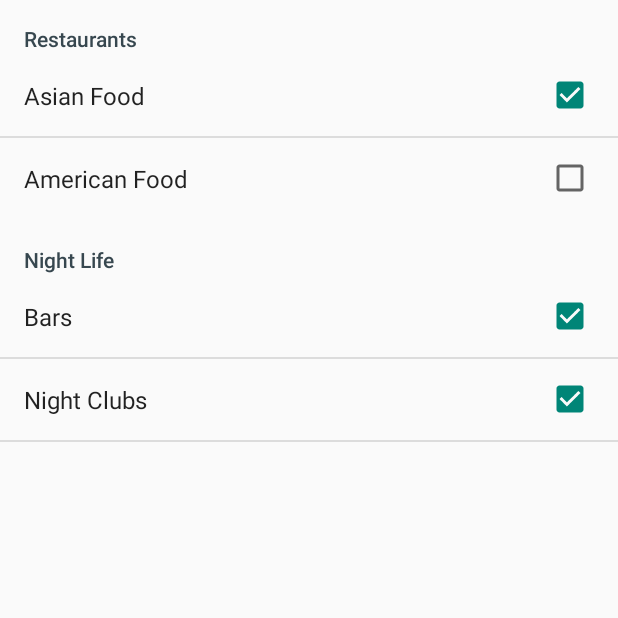
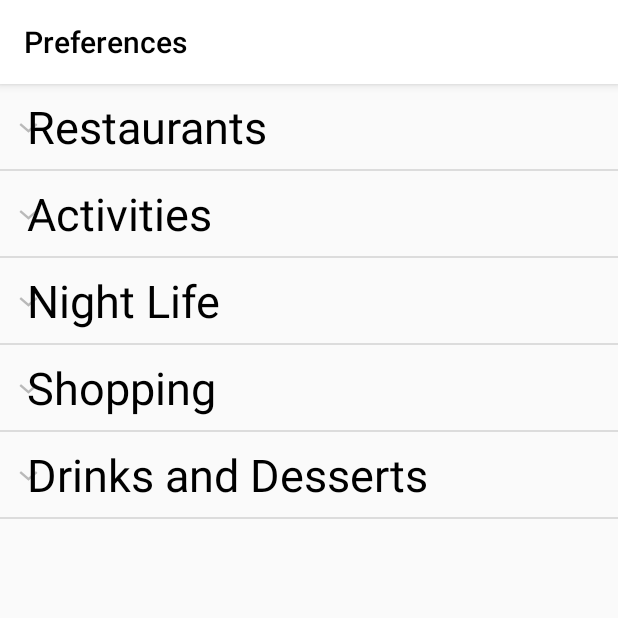
Before and after one commit to tranbenny/Day-Planner-Android-App, an Android app: the SettingsActivity screen opened directly, with no data from a screen before it, on a phone screen of 412 x 824 dp, the top half of it. Run offline under Robolectric (Android 15) with nearby library versions, the phone set to English and light mode, and no system bars.

Commit message:
created layout for preferences page

```diff
--- /dev/null
+++ b/app/src/main/java/com/example/bennytran/yelpagendabuilder/SettingsScreen/ExpandableListAdapter.java
@@ -0,0 +1,107 @@
+package com.example.bennytran.yelpagendabuilder.SettingsScreen;
+
+
+import android.content.Context;
+import android.text.Layout;
+import android.util.Log;
+import android.view.LayoutInflater;
+import android.view.View;
+import android.view.ViewGroup;
+import android.widget.BaseExpandableListAdapter;
+import android.widget.TextView;
+
+import com.example.bennytran.yelpagendabuilder.R;
+
+import java.util.HashMap;
+import java.util.List;
+
+public class ExpandableListAdapter extends BaseExpandableListAdapter {
+
+    private static final String LOG_TAG = "SETTINGS LIST ADAPTER";
+
+    private Context mContext;
+    private List<String> mListDataHeader;
+    private HashMap<String, List<String>> mListDataChild;
+
+
+    public ExpandableListAdapter(Context context, List<String> listDataHeader, HashMap<String, List<String>> listChildData) {
+        this.mContext = context;
+        this.mListDataHeader = listDataHeader;
+        this.mListDataChild = listChildData;
+    }
+
+
+    @Override
+    public int getGroupCount() {
+        return this.mListDataHeader.size();
+    }
+
+    @Override
+    public int getChildrenCount(int groupPosition) {
+        return this.mListDataChild.get(this.mListDataHeader.get(groupPosition)).size();
+    }
+
+    @Override
+    public Object getGroup(int groupPosition) {
+        return this.mListDataHeader.get(groupPosition);
+    }
+
+    @Override
+    public Object getChild(int groupPosition, int childPosition) {
+        return this.mListDataChild.get(this.mListDataHeader.get(groupPosition)).get(childPosition);
+    }
+
+    @Override
+    public long getGroupId(int groupPosition) {
+        return groupPosition;
+    }
+
+    @Override
+    public long getChildId(int groupPosition, int childPosition) {
+        return childPosition;
+    }
+
+    @Override
+    public boolean hasStableIds() {
+        return false;
+    }
+
+    @Override
+    public View getGroupView(int groupPosition, boolean isExpanded, View convertView, ViewGroup parent) {
+
+        String headerTitle = (String) getGroup(groupPosition);
+        if (convertView == null) {
+            LayoutInflater inflater = (LayoutInflater) this.mContext.getSystemService(Context.LAYOUT_INFLATER_SERVICE);
+            convertView = inflater.inflate(R.layout.preferences_list_group, null);
+        }
+
+        TextView tvListHeader = (TextView) convertView.findViewById(R.id.tvListHeader);
+        tvListHeader.setText(headerTitle);
+
+        return convertView;
+
+    }
+
+    @Override
+    public View getChildView(int groupPosition, int childPosition, boolean isLastChild, View convertView, ViewGroup parent) {
+
+        String childText = (String) getChild(groupPosition, childPosition);
+        Log.i(LOG_TAG, childText);
+
+
+        if (convertView == null) {
+            LayoutInflater inflater = (LayoutInflater) this.mContext.getSystemService(Context.LAYOUT_INFLATER_SERVICE);
+            convertView = inflater.inflate(R.layout.preferences_list_item, null);
+        }
+        TextView txtListChild = (TextView) convertView.findViewById(R.id.tvPreferenceListItem);
+        txtListChild.setText(childText);
+
+        return convertView;
+
+    }
+
+    @Override
+    public boolean isChildSelectable(int groupPosition, int childPosition) {
+        return true;
+    }
+}
--- a/app/src/main/java/com/example/bennytran/yelpagendabuilder/SettingsScreen/SettingsActivity.java
+++ b/app/src/main/java/com/example/bennytran/yelpagendabuilder/SettingsScreen/SettingsActivity.java
@@ -22,16 +22,23 @@ required:
 
 import android.support.v7.app.AppCompatActivity;
 import android.os.Bundle;
+import android.support.v7.widget.Toolbar;
+
+import com.example.bennytran.yelpagendabuilder.R;
 
 public class SettingsActivity extends AppCompatActivity {
     @Override
     protected void onCreate(Bundle savedInstanceState) {
         super.onCreate(savedInstanceState);
+        setContentView(R.layout.activity_settings);
 
-        getFragmentManager().beginTransaction().replace(android.R.id.content, new SettingsFragment())
-                .commit();
+        Toolbar myToolbar = (Toolbar) findViewById(R.id.toolbar);
+        setSupportActionBar(myToolbar);
+        getSupportActionBar().setTitle("Preferences");
 
 
+        getFragmentManager().beginTransaction().replace(R.id.settingsContainer, new SettingsFragment())
+                .commit();
     }
 
 }
--- a/app/src/main/java/com/example/bennytran/yelpagendabuilder/SettingsScreen/SettingsFragment.java
+++ b/app/src/main/java/com/example/bennytran/yelpagendabuilder/SettingsScreen/SettingsFragment.java
@@ -1,14 +1,21 @@
 package com.example.bennytran.yelpagendabuilder.SettingsScreen;
+import android.app.Fragment;
 import android.content.Context;
 import android.net.Uri;
 import android.os.Bundle;
 import android.preference.PreferenceFragment;
-import android.support.v4.app.Fragment;
+// import android.support.v4.app.Fragment;
 import android.view.LayoutInflater;
 import android.view.View;
 import android.view.ViewGroup;
+import android.widget.ExpandableListView;
 
 import com.example.bennytran.yelpagendabuilder.R;
+
+import java.util.ArrayList;
+import java.util.Arrays;
+import java.util.HashMap;
+import java.util.List;
 
 /*
 User Preferences to add:
@@ -26,26 +33,74 @@ User:
 
 
 
-public class SettingsFragment extends PreferenceFragment {
+public class SettingsFragment extends Fragment {
 
-    public SettingsFragment() {
-        // Required empty public constructor
-    }
+
+    ExpandableListAdapter adapter;
+    ExpandableListView mListView;
+
+    List<String> listDataHeader;
+    HashMap<String, List<String>> listDataChild;
+
+
+    public SettingsFragment() {}
 
 
     @Override
     public void onCreate(Bundle savedInstanceState) {
         super.onCreate(savedInstanceState);
-        addPreferencesFromResource(R.xml.preferences);
     }
 
-    /*
+
     @Override
     public View onCreateView(LayoutInflater inflater, ViewGroup container,
                              Bundle savedInstanceState) {
         // Inflate the layout for this fragment
-        return inflater.inflate(R.layout.fragment_settings, container, false);
-    }*/
+        View view = inflater.inflate(R.layout.fragment_settings, container, false);
+
+        mListView = (ExpandableListView) view.findViewById(R.id.lvPreferencesGroups);
+        prepareListData();
+        adapter = new ExpandableListAdapter(getActivity(), listDataHeader, listDataChild);
+        mListView.setAdapter(adapter);
+
+        return view;
+    }
+
+    private void prepareListData() {
+        listDataHeader = new ArrayList<String>();
+        listDataChild = new HashMap<String, List<String>>();
+
+
+        listDataHeader.add("Restaurants");
+        listDataHeader.add("Activities");
+        listDataHeader.add("Night Life");
+        listDataHeader.add("Shopping");
+        listDataHeader.add("Drinks and Desserts");
+
+        ArrayList<String> restaurantCategories = new ArrayList<String>(
+                Arrays.asList("Asian", "Mexican", "American", "Italian"));
+        ArrayList<String> activeCategories = new ArrayList<String>(
+                Arrays.asList("Parks", "Beaches", "Hiking Trails"));
+        ArrayList<String> nightLifeCategories = new ArrayList<String>(
+                Arrays.asList("Bars", "Clubs", "Dive Bars", "Games"));
+        // ArrayList<String> shoppingCategories = new ArrayList<String>(
+                // Arrays.asList("Clothing", "Books", "Home Decoration"));
+        ArrayList<String> shoppingCategories = new ArrayList<String>();
+        shoppingCategories.add("Clothing");
+
+
+        ArrayList<String> drinkCategories = new ArrayList<String>(
+                Arrays.asList("Coffee", "Tea", "Bakery", "Ice Cream")
+        );
+
+        listDataChild.put(listDataHeader.get(0), restaurantCategories);
+        listDataChild.put(listDataHeader.get(1), activeCategories);
+        listDataChild.put(listDataHeader.get(2), nightLifeCategories);
+        listDataChild.put(listDataHeader.get(3), shoppingCategories);
+        listDataChild.put(listDataHeader.get(4), drinkCategories);
+
+
+    }
 
 
 
--- a/app/src/main/res/layout/activity_settings.xml
+++ b/app/src/main/res/layout/activity_settings.xml
@@ -3,10 +3,23 @@
     xmlns:tools="http://schemas.android.com/tools"
     android:layout_width="match_parent"
     android:layout_height="match_parent"
-    android:paddingBottom="@dimen/activity_vertical_margin"
-    android:paddingLeft="@dimen/activity_horizontal_margin"
-    android:paddingRight="@dimen/activity_horizontal_margin"
-    android:paddingTop="@dimen/activity_vertical_margin"
     tools:context=".SettingsScreen.SettingsActivity">
 
+    <android.support.v7.widget.Toolbar
+        android:id="@+id/toolbar"
+        android:minHeight="?attr/actionBarSize"
+        android:background="#ffffff"
+        android:layout_width="match_parent"
+        android:layout_height="?attr/actionBarSize"
+        android:elevation="4dp"
+        android:theme="@style/ToolbarTheme">
+    </android.support.v7.widget.Toolbar>
+
+    <RelativeLayout
+        android:layout_width="match_parent"
+        android:layout_height="match_parent"
+        android:layout_below="@+id/toolbar"
+        android:id="@+id/settingsContainer" />
+
+
 </RelativeLayout>
--- a/app/src/main/res/layout/fragment_settings.xml
+++ b/app/src/main/res/layout/fragment_settings.xml
@@ -1,13 +1,14 @@
-<FrameLayout xmlns:android="http://schemas.android.com/apk/res/android"
+<LinearLayout xmlns:android="http://schemas.android.com/apk/res/android"
     xmlns:tools="http://schemas.android.com/tools"
     android:layout_width="match_parent"
     android:layout_height="match_parent"
+    android:orientation="vertical"
     tools:context=".SettingsScreen.SettingsFragment">
 
-    <!-- TODO: Update blank fragment layout -->
-    <TextView
+    <ExpandableListView
         android:layout_width="match_parent"
         android:layout_height="match_parent"
-        android:text="@string/hello_blank_fragment" />
+        android:id="@+id/lvPreferencesGroups">
+    </ExpandableListView>
 
-</FrameLayout>
+</LinearLayout>
--- /dev/null
+++ b/app/src/main/res/layout/preferences_list_group.xml
@@ -0,0 +1,16 @@
+<?xml version="1.0" encoding="utf-8"?>
+<LinearLayout xmlns:android="http://schemas.android.com/apk/res/android"
+    android:orientation="vertical"
+    android:layout_width="match_parent"
+    android:layout_height="wrap_content"
+    android:padding="8dp">
+
+    <TextView
+        android:id="@+id/tvListHeader"
+        android:layout_width="fill_parent"
+        android:layout_height="wrap_content"
+        android:layout_marginLeft="10dp"
+        android:textColor="#000000"
+        android:textSize="30dp" />
+
+</LinearLayout>
--- /dev/null
+++ b/app/src/main/res/layout/preferences_list_item.xml
@@ -0,0 +1,16 @@
+<?xml version="1.0" encoding="utf-8"?>
+<LinearLayout xmlns:android="http://schemas.android.com/apk/res/android"
+    android:orientation="vertical"
+    android:layout_width="match_parent"
+    android:layout_height="55dp">
+
+    <TextView
+        android:layout_width="fill_parent"
+        android:layout_height="wrap_content"
+        android:id="@+id/tvPreferenceListItem"
+        android:textColor="#000000"
+        android:textSize="17dp"
+        android:paddingTop="5dp"
+        android:paddingBottom="5dp" />
+
+</LinearLayout>
```
Also changed, not shown: 1 other file.
